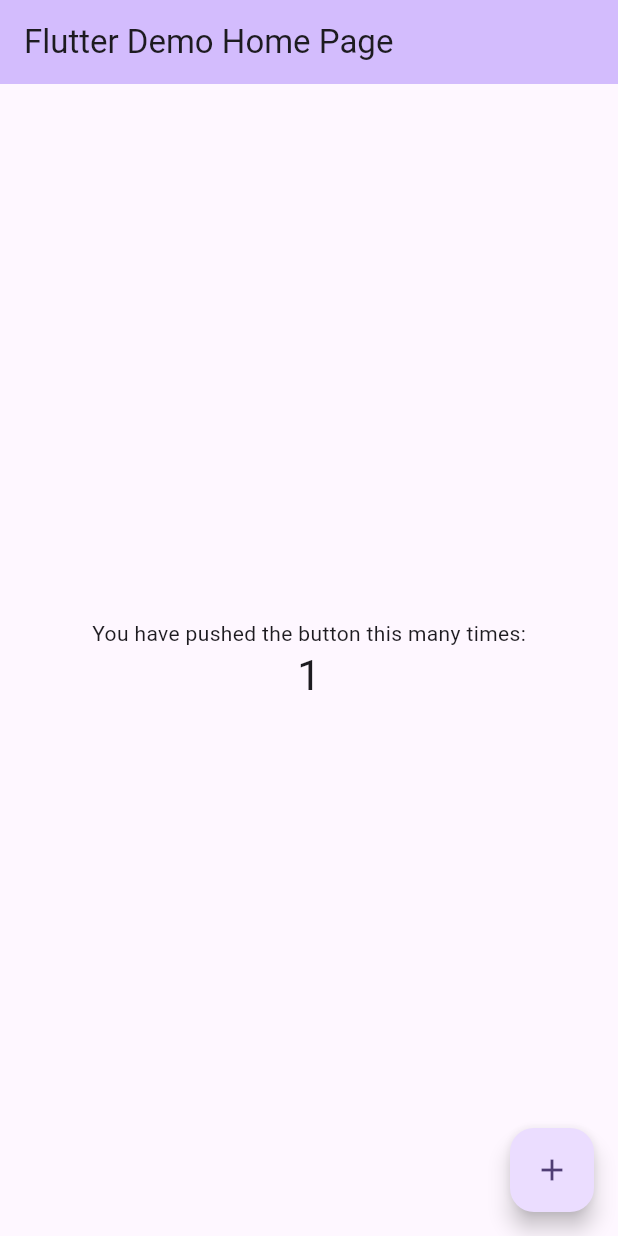
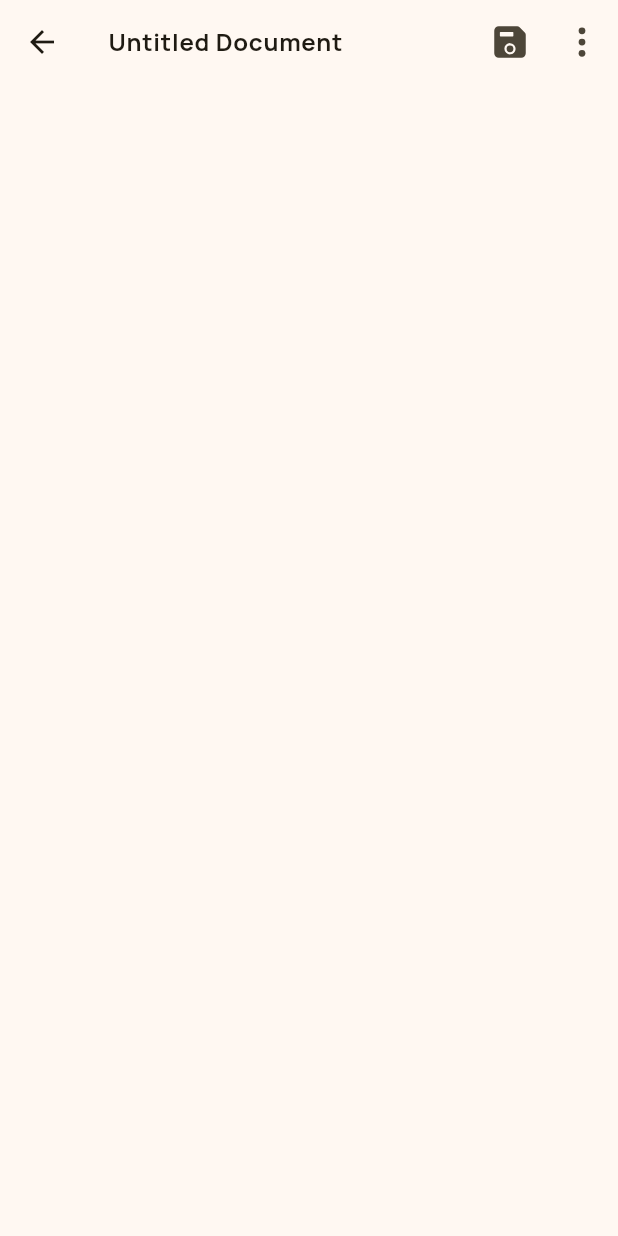
Before and after one commit to ShamanSharif/notedown, a Flutter app: the screen it shows after launch, after a tap on the "add" icon, on a phone screen of 412 x 824 dp. Run offline on Flutter 3.47's test engine with Material 2 defaults, Android fonts, the phone set to English and light mode, and no system bars; our stand-ins replace ionicons.

Commit message:
note app

```diff
--- a/lib/main.dart
+++ b/lib/main.dart
@@ -1,4 +1,6 @@
 import 'package:flutter/material.dart';
+
+import 'view/home_view.dart';
 
 void main() {
   runApp(const MyApp());
@@ -7,119 +9,18 @@ void main() {
 class MyApp extends StatelessWidget {
   const MyApp({super.key});
 
-  // This widget is the root of your application.
   @override
   Widget build(BuildContext context) {
     return MaterialApp(
-      title: 'Flutter Demo',
+      title: 'NoteDown',
       theme: ThemeData(
-        // This is the theme of your application.
-        //
-        // TRY THIS: Try running your application with "flutter run". You'll see
-        // the application has a blue toolbar. Then, without quitting the app,
-        // try changing the seedColor in the colorScheme below to Colors.green
-        // and then invoke "hot reload" (save your changes or press the "hot
-        // reload" button in a Flutter-supported IDE, or press "r" if you used
-        // the command line to start the app).
-        //
-        // Notice that the counter didn't reset back to zero; the application
-        // state is not lost during the reload. To reset the state, use hot
-        // restart instead.
-        //
-        // This works for code too, not just values: Most code changes can be
-        // tested with just a hot reload.
-        colorScheme: ColorScheme.fromSeed(seedColor: Colors.deepPurple),
+        fontFamily: "Hauora",
+        colorScheme: ColorScheme.fromSeed(
+          seedColor: Colors.amber,
+        ),
         useMaterial3: true,
       ),
-      home: const MyHomePage(title: 'Flutter Demo Home Page'),
+      home: const HomeView(),
     );
   }
 }
-
-class MyHomePage extends StatefulWidget {
-  const MyHomePage({super.key, required this.title});
-
-  // This widget is the home page of your application. It is stateful, meaning
-  // that it has a State object (defined below) that contains fields that affect
-  // how it looks.
-
-  // This class is the configuration for the state. It holds the values (in this
-  // case the title) provided by the parent (in this case the App widget) and
-  // used by the build method of the State. Fields in a Widget subclass are
-  // always marked "final".
-
-  final String title;
-
-  @override
-  State<MyHomePage> createState() => _MyHomePageState();
-}
-
-class _MyHomePageState extends State<MyHomePage> {
-  int _counter = 0;
-
-  void _incrementCounter() {
-    setState(() {
-      // This call to setState tells the Flutter framework that something has
-      // changed in this State, which causes it to rerun the build method below
-      // so that the display can reflect the updated values. If we changed
-      // _counter without calling setState(), then the build method would not be
-      // called again, and so nothing would appear to happen.
-      _counter++;
-    });
-  }
-
-  @override
-  Widget build(BuildContext context) {
-    // This method is rerun every time setState is called, for instance as done
-    // by the _incrementCounter method above.
-    //
-    // The Flutter framework has been optimized to make rerunning build methods
-    // fast, so that you can just rebuild anything that needs updating rather
-    // than having to individually change instances of widgets.
-    return Scaffold(
-      appBar: AppBar(
-        // TRY THIS: Try changing the color here to a specific color (to
-        // Colors.amber, perhaps?) and trigger a hot reload to see the AppBar
-        // change color while the other colors stay the same.
-        backgroundColor: Theme.of(context).colorScheme.inversePrimary,
-        // Here we take the value from the MyHomePage object that was created by
-        // the App.build method, and use it to set our appbar title.
-        title: Text(widget.title),
-      ),
-      body: Center(
-        // Center is a layout widget. It takes a single child and positions it
-        // in the middle of the parent.
-        child: Column(
-          // Column is also a layout widget. It takes a list of children and
-          // arranges them vertically. By default, it sizes itself to fit its
-          // children horizontally, and tries to be as tall as its parent.
-          //
-          // Column has various properties to control how it sizes itself and
-          // how it positions its children. Here we use mainAxisAlignment to
-          // center the children vertically; the main axis here is the vertical
-          // axis because Columns are vertical (the cross axis would be
-          // horizontal).
-          //
-          // TRY THIS: Invoke "debug painting" (choose the "Toggle Debug Paint"
-          // action in the IDE, or press "p" in the console), to see the
-          // wireframe for each widget.
-          mainAxisAlignment: MainAxisAlignment.center,
-          children: <Widget>[
-            const Text(
-              'You have pushed the button this many times:',
-            ),
-            Text(
-              '$_counter',
-              style: Theme.of(context).textTheme.headlineMedium,
-            ),
-          ],
-        ),
-      ),
-      floatingActionButton: FloatingActionButton(
-        onPressed: _incrementCounter,
-        tooltip: 'Increment',
-        child: const Icon(Icons.add),
-      ), // This trailing comma makes auto-formatting nicer for build methods.
-    );
-  }
-}
--- /dev/null
+++ b/lib/view/create_note.dart
@@ -0,0 +1,60 @@
+import 'package:flutter/material.dart';
+import 'package:ionicons/ionicons.dart';
+
+class CreateNote extends StatefulWidget {
+  const CreateNote({super.key});
+
+  @override
+  State<CreateNote> createState() => _CreateNoteState();
+}
+
+class _CreateNoteState extends State<CreateNote> {
+  final TextEditingController titleController = TextEditingController();
+  String title = "Untitled Document";
+
+  @override
+  void initState() {
+    titleController.text = title;
+    super.initState();
+  }
+
+  @override
+  Widget build(BuildContext context) {
+    return Scaffold(
+      appBar: AppBar(
+        title: TextField(
+          controller: titleController,
+          decoration: const InputDecoration(
+            border: InputBorder.none,
+          ),
+          style: const TextStyle(
+            fontWeight: FontWeight.w700,
+          ),
+        ),
+        actions: [
+          IconButton(
+            onPressed: () => print("Save"),
+            icon: const Icon(Ionicons.save),
+          ),
+          IconButton(
+            onPressed: () => print("menu"),
+            icon: const Icon(Ionicons.ellipsis_vertical),
+          ),
+        ],
+      ),
+      body: Padding(
+        padding: const EdgeInsets.symmetric(horizontal: 20, vertical: 10),
+        child: Form(
+          child: TextFormField(
+            maxLines: 999,
+            minLines: 10,
+            decoration: const InputDecoration(
+              border: InputBorder.none,
+              // labelText: "John Cena's Name",
+            ),
+          ),
+        ),
+      ),
+    );
+  }
+}
--- /dev/null
+++ b/lib/view/home_view.dart
@@ -0,0 +1,47 @@
+import 'package:flutter/material.dart';
+
+import 'create_note.dart';
+
+class HomeView extends StatefulWidget {
+  const HomeView({
+    super.key,
+  });
+  @override
+  State<HomeView> createState() => _HomeViewState();
+}
+
+class _HomeViewState extends State<HomeView> {
+  @override
+  Widget build(BuildContext context) {
+    return Scaffold(
+      appBar: AppBar(
+        backgroundColor: Theme.of(context).colorScheme.inversePrimary,
+        title: Text("NoteDown"),
+      ),
+      body: Center(
+        child: Column(
+          mainAxisAlignment: MainAxisAlignment.center,
+          children: <Widget>[
+            const Text(
+              'You have pushed the button this many times:',
+            ),
+          ],
+        ),
+      ),
+      floatingActionButton: FloatingActionButton(
+        onPressed: () {
+          Navigator.push(
+            context,
+            MaterialPageRoute(
+              builder: (context) {
+                return const CreateNote();
+              },
+            ),
+          );
+        },
+        tooltip: 'Increment',
+        child: const Icon(Icons.add),
+      ),
+    );
+  }
+}
```
Also changed, not shown: pubspec.yaml (+15 -16 lines), assets/fonts/hauora/Hauora-Bold.ttf (added), assets/fonts/hauora/Hauora-ExtraBold.ttf (added), assets/fonts/hauora/Hauora-ExtraLight.ttf (added), assets/fonts/hauora/Hauora-Light.ttf (added), assets/fonts/hauora/Hauora-Medium.ttf (added), assets/fonts/hauora/Hauora-Regular.ttf (added), assets/fonts/hauora/Hauora-SemiBold.ttf (added), pubspec.lock.
